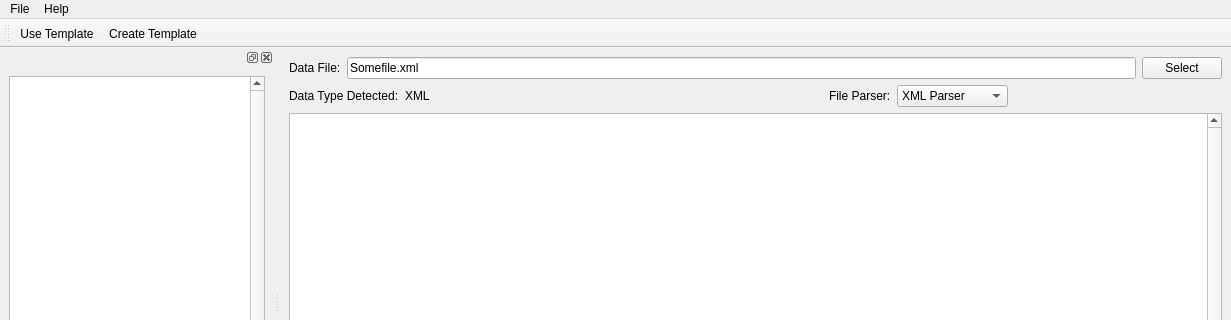
Above: mainwindow.ui from BlueQuartzSoftware/MetaForge before the change; both pictures show x 0 to 1231 and y 0 to 320 of the 1231 by 683 pixel window. Below: the same form after it.
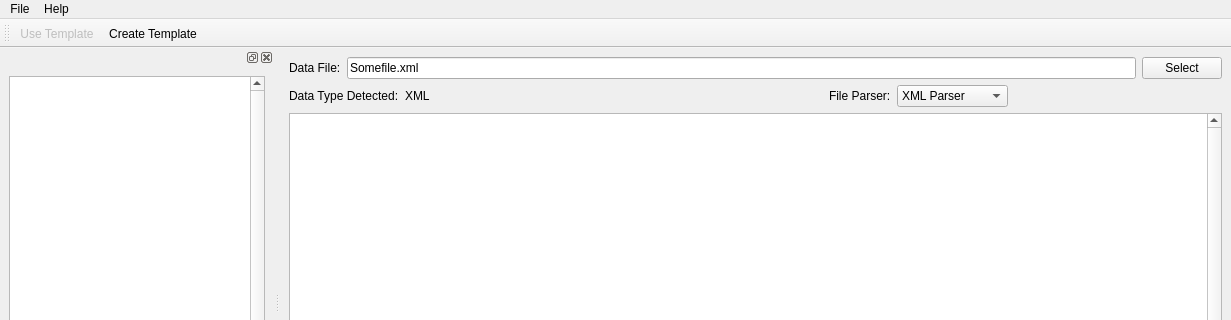
That is the form after the change.

What changed in the file:
```diff
--- a/mainwindow.ui
+++ b/mainwindow.ui
@@ -273,11 +273,26 @@
    </property>
   </action>
   <action name="actionUse_Template">
+   <property name="checkable">
+    <bool>true</bool>
+   </property>
+   <property name="enabled">
+    <bool>false</bool>
+   </property>
    <property name="text">
     <string>Use Template</string>
    </property>
   </action>
   <action name="actionCreate_Template">
+   <property name="checkable">
+    <bool>false</bool>
+   </property>
+   <property name="checked">
+    <bool>false</bool>
+   </property>
+   <property name="enabled">
+    <bool>true</bool>
+   </property>
    <property name="text">
     <string>Create Template</string>
    </property>
```
